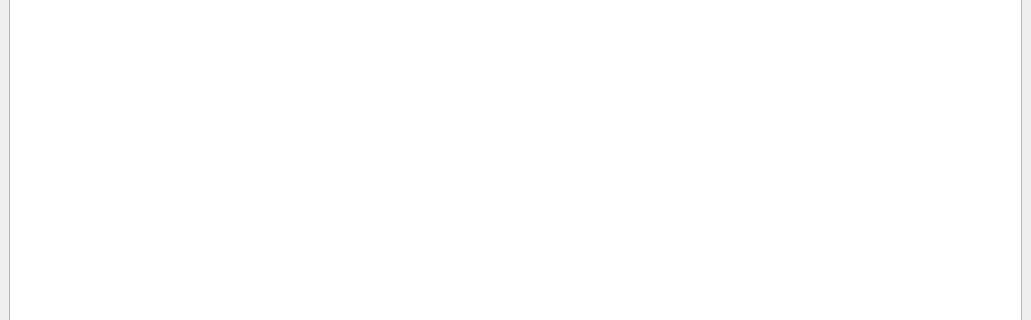
jelazi/ElectricityCounter, file mainwindow.ui: the form before one commit; both pictures show x 0 to 1031 and y 141 to 461 of the 1031 by 629 pixel window.
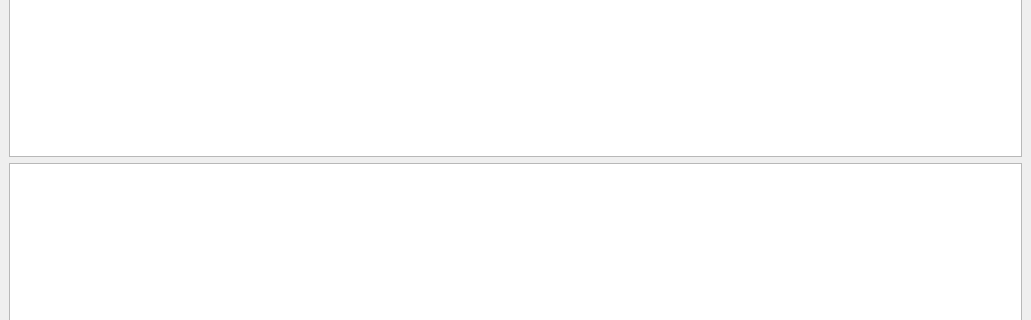
The form after the commit.

The edit to the form file:
```diff
--- a/mainwindow.ui
+++ b/mainwindow.ui
@@ -23,6 +23,9 @@
       <item>
        <widget class="QTableView" name="userTable"/>
       </item>
+      <item>
+       <widget class="QTableView" name="invoiceTable"/>
+      </item>
      </layout>
     </item>
     <item>
```
